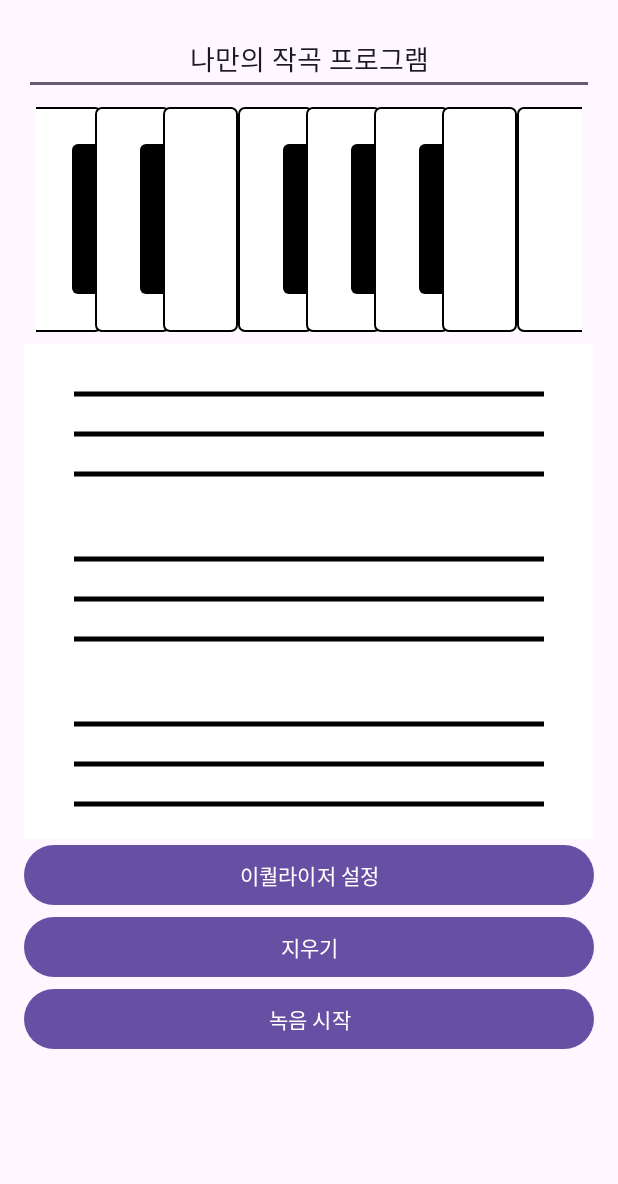
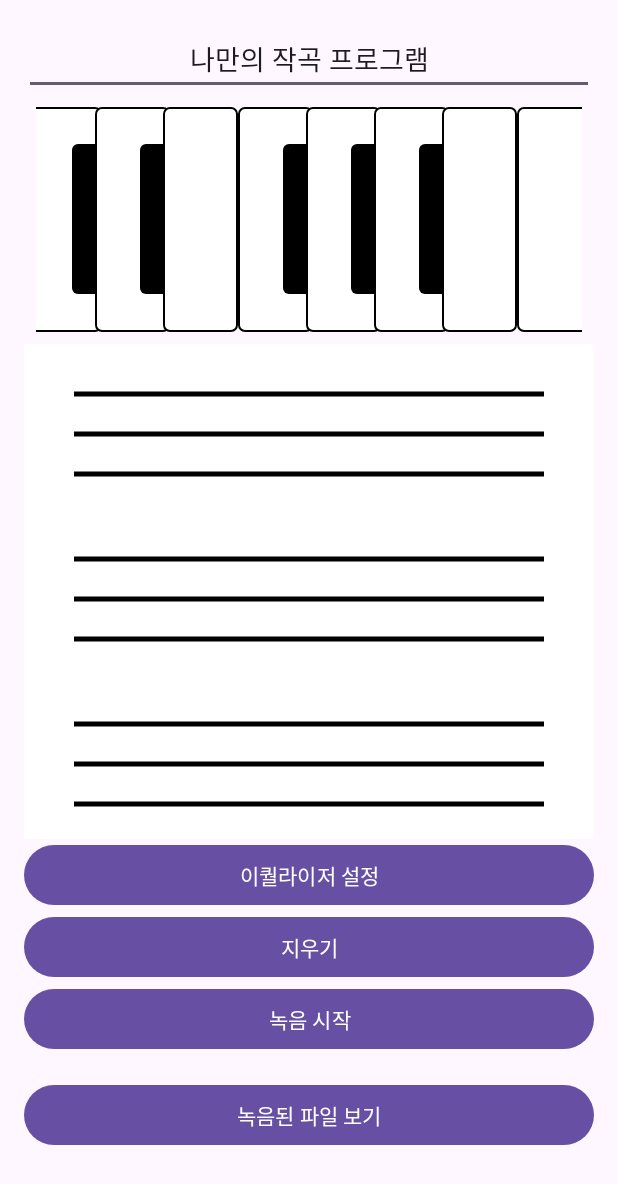
Before and after one commit to HOJEONGKIMM/SynthPlay, an Android app: the screen it shows after launch (MainActivity), on a phone screen of 412 x 824 dp. Shown: the top 1184 px of the screen. Run offline under Robolectric (Android 15) with nearby library versions, the phone set to English and light mode, and no system bars.

Commit message:
Feat : 녹음 & 녹음 파일 저장

```diff
--- a/app/src/main/res/layout/activity_main.xml
+++ b/app/src/main/res/layout/activity_main.xml
@@ -175,6 +175,13 @@
         android:layout_height="wrap_content"
         android:text="녹음 시작" />
 
+    <Button
+        android:id="@+id/select_file_button"
+        android:layout_width="match_parent"
+        android:layout_height="wrap_content"
+        android:text="녹음된 파일 보기"
+        android:layout_marginTop="16dp" />
+
 
 
 </LinearLayout>
```
Also changed, not shown: app/src/main/java/com/example/synthplay/MainActivity.java (+62 -5 lines), 1 other file.
